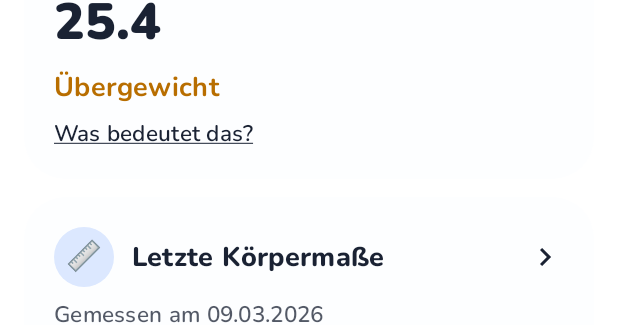
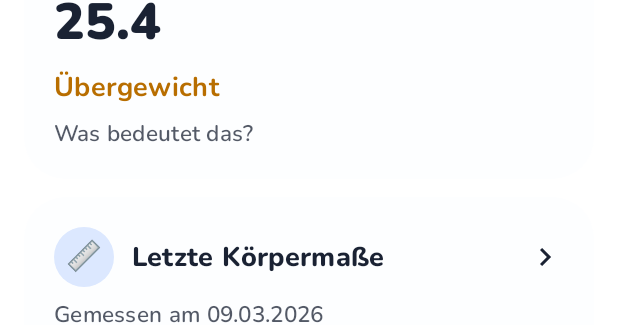
Before and after one commit to kevin-bollich97/FitnessBoy, an Android app built with Jetpack Compose: the @Preview function OverviewScreenPreview, on a phone screen of 412 x 824 dp. Shown: the part 861-1186 px from the top of the screen. Run offline under Robolectric (Android 15) with nearby library versions, the phone set to English and light mode, and no system bars.

Commit message:
fix: show the BMI explanation hint as plain text, not as a link
Co-Authored-By: Claude Opus 5.5 <noreply@anthropic.com>

```diff
--- a/app/src/main/java/de/bollich/fitnessboy/ui/overview/BmiCard.kt
+++ b/app/src/main/java/de/bollich/fitnessboy/ui/overview/BmiCard.kt
@@ -5,7 +5,6 @@ import androidx.compose.material3.Text
 import androidx.compose.runtime.Composable
 import androidx.compose.ui.res.stringResource
 import androidx.compose.ui.text.font.FontWeight
-import androidx.compose.ui.text.style.TextDecoration
 import de.bollich.fitnessboy.R
 import de.bollich.fitnessboy.domain.BmiCategory
 import de.bollich.fitnessboy.format.formatNumber
@@ -49,7 +48,7 @@ internal fun BmiCard(
             Text(
                 text = stringResource(R.string.overview_bmi_explain),
                 style = MaterialTheme.typography.bodyMedium,
-                textDecoration = TextDecoration.Underline,
+                color = overviewSecondaryTextColor,
             )
         }
 
```
